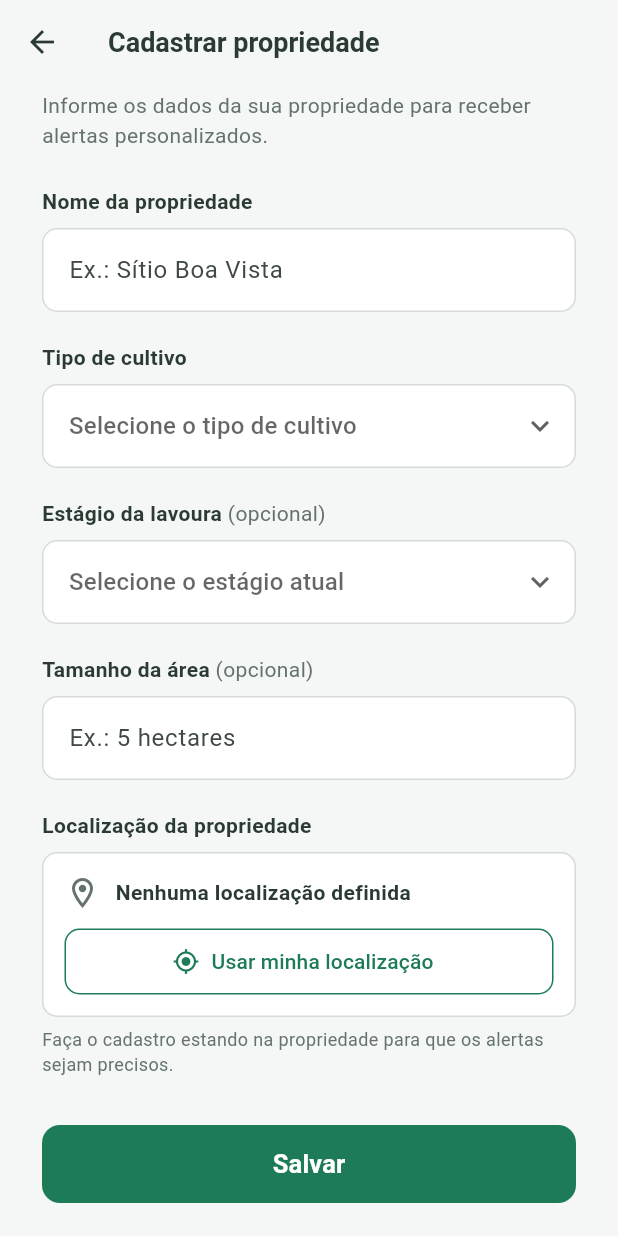
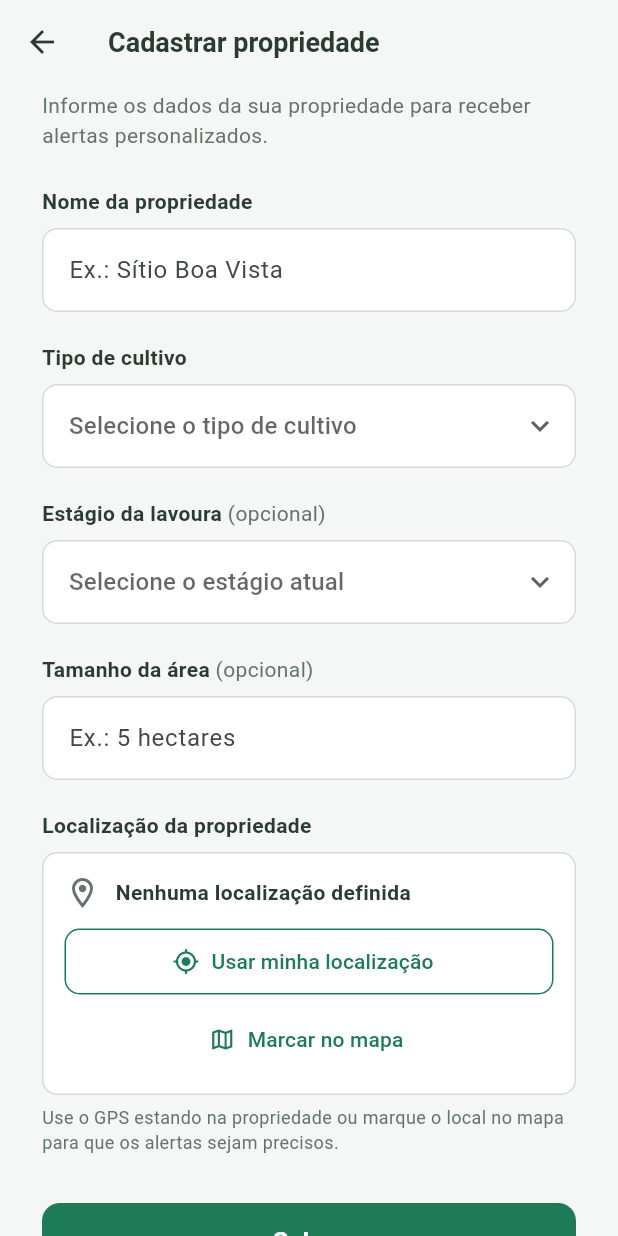
Before and after one commit to rafaelmvalente/PI_IV-TIME-19, a Flutter app: the CadastroPropriedadeScreen screen opened directly, on a phone screen of 412 x 824 dp. Run offline on Flutter 3.47's test engine with Material 3 defaults, Android fonts, the phone set to English and light mode, and no system bars; our stand-ins replace connectivity_plus, flutter_map, geolocator, latlong2, shared_preferences; accounts and stored records are empty.

Commit message:
feat: marcar localização da propriedade no mapa, com busca e satélite

```diff
--- a/app/lib/screens/cadastro_propriedade_screen.dart
+++ b/app/lib/screens/cadastro_propriedade_screen.dart
@@ -3,9 +3,9 @@
 // Horário:
 // Descrição: Tela de cadastro da propriedade do ClimAlerta. Contém os campos
 // de nome da propriedade, tipo de cultivo, estágio da lavoura (opcional),
-// tamanho da área (opcional) e a
-// localização obtida pelo GPS, a ilustração da paisagem rural e o botão
-// "Salvar". Ao salvar, devolve a Propriedade preenchida para a tela anterior.
+// tamanho da área (opcional) e a localização obtida pelo GPS ou marcada no
+// mapa, a ilustração da paisagem rural e o botão "Salvar". Ao salvar,
+// devolve a Propriedade preenchida para a tela anterior.
 
 import 'package:flutter/material.dart';
 import 'package:flutter/services.dart';
@@ -16,6 +16,7 @@ import '../models/propriedade.dart';
 import '../services/localizacao_service.dart';
 import '../theme/app_colors.dart';
 import '../widgets/seletor_localizacao.dart';
+import 'selecionar_local_mapa_screen.dart';
 
 class CadastroPropriedadeScreen extends StatefulWidget {
   const CadastroPropriedadeScreen({
@@ -51,6 +52,8 @@ class _CadastroPropriedadeScreenState extends State<CadastroPropriedadeScreen> {
     super.dispose();
   }
 
+  // ---------- Validações ----------
+
   String? _validarNome(String? valor) {
     final nome = valor?.trim() ?? '';
     if (nome.isEmpty) return 'Informe o nome da propriedade';
@@ -81,6 +84,8 @@ class _CadastroPropriedadeScreenState extends State<CadastroPropriedadeScreen> {
     return double.tryParse(texto.trim().replaceAll(',', '.'));
   }
 
+  // ---------- Localização ----------
+
   Future<void> _buscarLocalizacao(FormFieldState<Coordenada> campo) async {
     setState(() {
       _buscandoLocalizacao = true;
@@ -108,6 +113,23 @@ class _CadastroPropriedadeScreenState extends State<CadastroPropriedadeScreen> {
     }
   }
 
+  // Alternativa ao GPS: a tela do mapa devolve uma Coordenada, o mesmo tipo
+  // que o GPS devolve, então o resto do cadastro não muda.
+  Future<void> _marcarNoMapa(FormFieldState<Coordenada> campo) async {
+    final coordenada = await Navigator.of(context).push<Coordenada>(
+      MaterialPageRoute(
+        builder: (_) =>
+            SelecionarLocalMapaScreen(localizacaoInicial: campo.value),
+      ),
+    );
+    if (coordenada == null || !mounted) return;
+    setState(() => _erroLocalizacao = null);
+    campo.didChange(coordenada);
+    campo.validate();
+  }
+
+  // ---------- Salvar ----------
+
   void _salvar() {
     FocusScope.of(context).unfocus();
     if (!_formKey.currentState!.validate()) return;
@@ -123,6 +145,8 @@ class _CadastroPropriedadeScreenState extends State<CadastroPropriedadeScreen> {
     Navigator.of(context).pop(propriedade);
   }
 
+  // ---------- Tela ----------
+
   @override
   Widget build(BuildContext context) {
     return Scaffold(
@@ -137,133 +161,150 @@ class _CadastroPropriedadeScreenState extends State<CadastroPropriedadeScreen> {
           style: TextStyle(fontSize: 18, fontWeight: FontWeight.w700),
         ),
       ),
-      body: SafeArea(
+      body: _layoutComPaisagem(
+        Form(
+          key: _formKey,
+          child: Column(
+            crossAxisAlignment: CrossAxisAlignment.stretch,
+            children: [
+              _textoIntroducao(),
+              const SizedBox(height: 24),
+              _campoNome(),
+              const SizedBox(height: 20),
+              _campoCultivo(),
+              const SizedBox(height: 20),
+              _campoEstagio(),
+              const SizedBox(height: 20),
+              _campoArea(),
+              const SizedBox(height: 20),
+              _campoLocalizacao(),
+              const SizedBox(height: 32),
+              _botaoSalvar(),
+            ],
+          ),
+        ),
+      ),
+    );
+  }
+
+  // Mesmo esquema da tela de login: o minHeight faz a coluna ocupar no
+  // mínimo a tela inteira e o spaceBetween empurra a paisagem para o fundo.
+  // Em telas baixas ela fica depois do botão "Salvar" e rola junto, sem
+  // sobrepor.
+  Widget _layoutComPaisagem(Widget formulario) {
+    return SafeArea(
       child: Center(
         child: ConstrainedBox(
           constraints: const BoxConstraints(maxWidth: 430),
-            // Mesmo esquema da tela de login: o minHeight faz a coluna ocupar
-            // no mínimo a tela inteira e o spaceBetween empurra a paisagem
-            // para o fundo. Em telas baixas ela fica depois do botão
-            // "Salvar" e rola junto, sem sobrepor.
           child: LayoutBuilder(
-              builder: (context, constraints) {
-                return SingleChildScrollView(
+            builder: (context, constraints) => SingleChildScrollView(
               child: ConstrainedBox(
-                    constraints: BoxConstraints(
-                      minHeight: constraints.maxHeight,
-                    ),
+                constraints: BoxConstraints(minHeight: constraints.maxHeight),
                 child: Column(
                   mainAxisAlignment: MainAxisAlignment.spaceBetween,
                   children: [
                     Padding(
                       padding: const EdgeInsets.fromLTRB(28, 4, 28, 24),
-                          child: Form(
-                            key: _formKey,
-                            child: Column(
-                              crossAxisAlignment: CrossAxisAlignment.stretch,
-                              children: [
-                                const Text(
-                                  'Informe os dados da sua propriedade para receber '
-                                  'alertas personalizados.',
+                      child: formulario,
+                    ),
+                    Image.asset(
+                      'assets/images/paisagem_morros.png',
+                      width: double.infinity,
+                      fit: BoxFit.fitWidth,
+                    ),
+                  ],
+                ),
+              ),
+            ),
+          ),
+        ),
+      ),
+    );
+  }
+
+  Widget _textoIntroducao() {
+    return const Text(
+      'Informe os dados da sua propriedade para receber alertas '
+      'personalizados.',
       style: TextStyle(
         color: AppColors.textoSecundario,
         fontSize: 14,
         height: 1.4,
       ),
-                                ),
-                                const SizedBox(height: 24),
-                                _CampoComRotulo(
+    );
+  }
+
+  Widget _campoNome() {
+    return _CampoComRotulo(
       rotulo: 'Nome da propriedade',
       child: TextFormField(
         controller: _nomeController,
-                                    textCapitalization:
-                                        TextCapitalization.words,
+        textCapitalization: TextCapitalization.words,
         textInputAction: TextInputAction.next,
-                                    inputFormatters: [
-                                      LengthLimitingTextInputFormatter(
-                                        _tamanhoMaximoNome,
-                                      ),
-                                    ],
-                                    decoration: _decoracao(
-                                      'Ex.: Sítio Boa Vista',
-                                    ),
+        inputFormatters: [LengthLimitingTextInputFormatter(_tamanhoMaximoNome)],
+        decoration: _decoracao('Ex.: Sítio Boa Vista'),
         validator: _validarNome,
       ),
-                                ),
-                                const SizedBox(height: 20),
-                                _CampoComRotulo(
+    );
+  }
+
+  Widget _campoCultivo() {
+    return _CampoComRotulo(
       rotulo: 'Tipo de cultivo',
       child: DropdownButtonFormField<TipoCultivo>(
         initialValue: _cultivo,
         isExpanded: true,
-                                    hint: const Text(
-                                      'Selecione o tipo de cultivo',
-                                    ),
+        hint: const Text('Selecione o tipo de cultivo'),
         icon: const Icon(Icons.keyboard_arrow_down),
         decoration: _decoracao(null),
         items: [
           for (final cultivo in TipoCultivo.values)
-                                        DropdownMenuItem(
-                                          value: cultivo,
-                                          child: Text(cultivo.rotulo),
-                                        ),
+            DropdownMenuItem(value: cultivo, child: Text(cultivo.rotulo)),
         ],
-                                    onChanged: (valor) =>
-                                        setState(() => _cultivo = valor),
+        onChanged: (valor) => setState(() => _cultivo = valor),
         validator: _validarCultivo,
       ),
-                                ),
-                                const SizedBox(height: 20),
-                                _CampoComRotulo(
+    );
+  }
+
+  Widget _campoEstagio() {
+    return _CampoComRotulo(
       rotulo: 'Estágio da lavoura',
       complemento: '(opcional)',
-                                  child:
-                                      DropdownButtonFormField<EstagioLavoura>(
+      child: DropdownButtonFormField<EstagioLavoura>(
         initialValue: _estagio,
         isExpanded: true,
-                                        hint: const Text(
-                                          'Selecione o estágio atual',
-                                        ),
-                                        icon: const Icon(
-                                          Icons.keyboard_arrow_down,
-                                        ),
+        hint: const Text('Selecione o estágio atual'),
+        icon: const Icon(Icons.keyboard_arrow_down),
         decoration: _decoracao(null),
         items: [
-                                          for (final estagio
-                                              in EstagioLavoura.values)
-                                            DropdownMenuItem(
-                                              value: estagio,
-                                              child: Text(estagio.rotulo),
+          for (final estagio in EstagioLavoura.values)
+            DropdownMenuItem(value: estagio, child: Text(estagio.rotulo)),
+        ],
+        onChanged: (valor) => setState(() => _estagio = valor),
       ),
-                                        ],
-                                        onChanged: (valor) =>
-                                            setState(() => _estagio = valor),
-                                      ),
-                                ),
-                                const SizedBox(height: 20),
-                                _CampoComRotulo(
+    );
+  }
+
+  Widget _campoArea() {
+    return _CampoComRotulo(
       rotulo: 'Tamanho da área',
       complemento: '(opcional)',
       child: TextFormField(
         controller: _areaController,
-                                    keyboardType:
-                                        const TextInputType.numberWithOptions(
-                                          decimal: true,
-                                        ),
+        keyboardType: const TextInputType.numberWithOptions(decimal: true),
         textInputAction: TextInputAction.done,
         inputFormatters: [
-                                      FilteringTextInputFormatter.allow(
-                                        RegExp(r'^\d{0,6}([.,]\d{0,2})?'),
-                                      ),
+          FilteringTextInputFormatter.allow(RegExp(r'^\d{0,6}([.,]\d{0,2})?')),
         ],
-                                    decoration: _decoracao(
-                                      'Ex.: 5 hectares',
-                                    ).copyWith(suffixText: 'ha'),
+        decoration: _decoracao('Ex.: 5 hectares').copyWith(suffixText: 'ha'),
         validator: _validarArea,
       ),
-                                ),
-                                const SizedBox(height: 20),
-                                _CampoComRotulo(
+    );
+  }
+
+  Widget _campoLocalizacao() {
+    return _CampoComRotulo(
       rotulo: 'Localização da propriedade',
       child: FormField<Coordenada>(
         key: _localizacaoKey,
@@ -271,14 +312,16 @@ class _CadastroPropriedadeScreenState extends State<CadastroPropriedadeScreen> {
         builder: (campo) => SeletorLocalizacao(
           localizacao: campo.value,
           carregando: _buscandoLocalizacao,
-                                      mensagemErro:
-                                          _erroLocalizacao ?? campo.errorText,
+          mensagemErro: _erroLocalizacao ?? campo.errorText,
           onBuscar: () => _buscarLocalizacao(campo),
+          onMarcarNoMapa: () => _marcarNoMapa(campo),
         ),
       ),
-                                ),
-                                const SizedBox(height: 32),
-                                SizedBox(
+    );
+  }
+
+  Widget _botaoSalvar() {
+    return SizedBox(
       height: 52,
       child: ElevatedButton(
         style: ElevatedButton.styleFrom(
@@ -292,29 +335,7 @@ class _CadastroPropriedadeScreenState extends State<CadastroPropriedadeScreen> {
         onPressed: _salvar,
         child: const Text(
           'Salvar',
-                                      style: TextStyle(
-                                        fontSize: 17,
-                                        fontWeight: FontWeight.w600,
-                                      ),
-                                    ),
-                                  ),
-                                ),
-                              ],
-                            ),
-                          ),
-                        ),
-                        Image.asset(
-                          'assets/images/paisagem_morros.png',
-                          width: double.infinity,
-                          fit: BoxFit.fitWidth,
-                        ),
-                      ],
-                    ),
-                  ),
-                );
-              },
-            ),
-          ),
+          style: TextStyle(fontSize: 17, fontWeight: FontWeight.w600),
         ),
       ),
     );
--- a/app/lib/widgets/seletor_localizacao.dart
+++ b/app/lib/widgets/seletor_localizacao.dart
@@ -1,8 +1,8 @@
 // Vinicius Santuci Virgolino - 25000294
 // Data: 13/10/26
-// Descrição: Cartão que mostra a localização da propriedade e o botão para
-// capturá-la pelo GPS. Exibe os estados: sem localização, buscando,
-// localização registrada e erro.
+// Descrição: Cartão que mostra a localização da propriedade e os botões para
+// capturá-la pelo GPS ou marcá-la no mapa. Exibe os estados: sem
+// localização, buscando, localização registrada e erro.
 
 import 'package:flutter/material.dart';
 
@@ -15,12 +15,15 @@ class SeletorLocalizacao extends StatelessWidget {
     required this.localizacao,
     required this.carregando,
     required this.onBuscar,
+    required this.onMarcarNoMapa,
     this.mensagemErro,
   });
 
   final Coordenada? localizacao;
   final bool carregando;
   final VoidCallback onBuscar;
+  // Alternativa para quando o GPS falha ou o produtor não está na propriedade.
+  final VoidCallback onMarcarNoMapa;
   final String? mensagemErro;
 
   @override
@@ -49,14 +52,29 @@ class SeletorLocalizacao extends StatelessWidget {
                 jaPossuiLocalizacao: localizacao != null,
                 onPressed: onBuscar,
               ),
+              const SizedBox(height: 8),
+              SizedBox(
+                height: 44,
+                child: TextButton.icon(
+                  style: TextButton.styleFrom(
+                    foregroundColor: AppColors.verde,
+                    shape: RoundedRectangleBorder(
+                      borderRadius: BorderRadius.circular(10),
+                    ),
+                  ),
+                  onPressed: carregando ? null : onMarcarNoMapa,
+                  icon: const Icon(Icons.map_outlined),
+                  label: const Text('Marcar no mapa'),
+                ),
+              ),
             ],
           ),
         ),
         const SizedBox(height: 6),
         Text(
           mensagemErro ??
-              'Faça o cadastro estando na propriedade para que os alertas '
-                  'sejam precisos.',
+              'Use o GPS estando na propriedade ou marque o local no mapa '
+                  'para que os alertas sejam precisos.',
           style: TextStyle(
             fontSize: 12,
             color: temErro ? AppColors.erro : AppColors.textoSecundario,
--- a/app/pubspec.yaml
+++ b/app/pubspec.yaml
@@ -37,6 +37,9 @@ dependencies:
   geolocator: ^14.1.1
   shared_preferences: ^2.5.6
   connectivity_plus: ^7.3.1
+  flutter_map: ^8.3.2
+  latlong2: ^0.10.1
+  http: ^1.6.0
 
 dev_dependencies:
   flutter_test:
```
Also changed, not shown: app/lib/screens/selecionar_local_mapa_screen.dart (added, +226 -0 lines), app/lib/services/busca_local_service.dart (added, +91 -0 lines), app/lib/widgets/mapa_selecao_local.dart (added, +110 -0 lines), app/pubspec.lock. Lines whose indentation alone changed are shown as unchanged.
